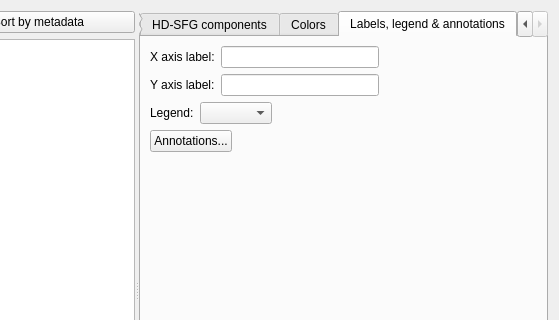
Qt form src/sfg_app2/app/ui/processed_results_tab.ui (silanglois/SFG-App) before a commit; both pictures show x 269 to 828 and y 0 to 320 of the 828 by 580 pixel window.
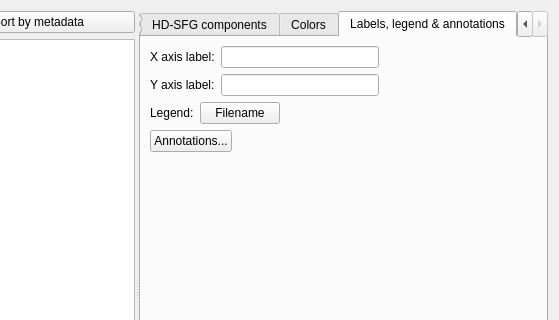
The same form after that commit. The open tabs and pages were chosen to show the change.

Commit message: Spectra Library: legend field picker, data-only markers, fit colors

Patch:
```diff
--- a/src/sfg_app2/app/ui/processed_results_tab.ui
+++ b/src/sfg_app2/app/ui/processed_results_tab.ui
@@ -435,13 +435,16 @@
               </widget>
              </item>
              <item>
-              <widget class="QComboBox" name="legendFieldComboBox">
+              <widget class="QPushButton" name="legendFieldButton">
                <property name="maximumSize">
                 <size>
                  <width>200</width>
                  <height>16777215</height>
                 </size>
                </property>
+               <property name="text">
+                <string>Filename</string>
+               </property>
               </widget>
              </item>
              <item>
```
The commit also changes 4 other files.
